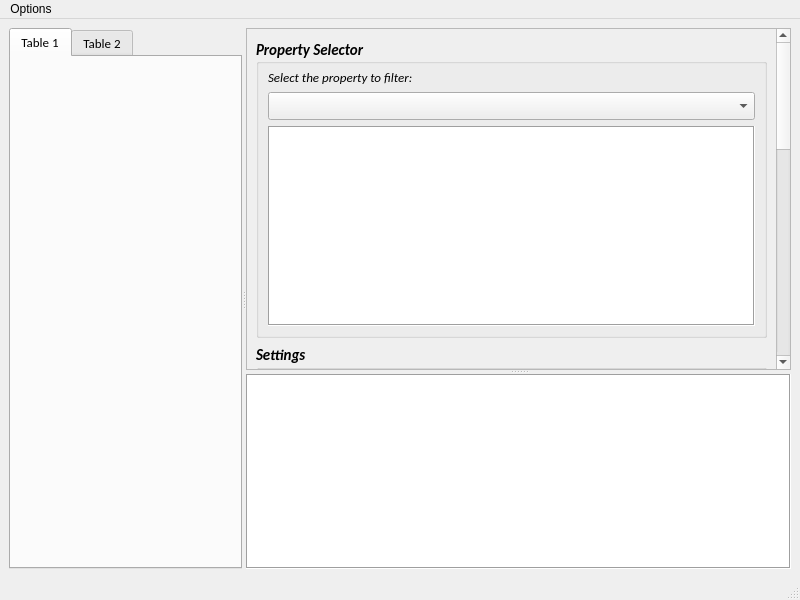
This is src/ui/DCSExport.ui in JedimasterLu/pydcsExport as Qt 5 draws it before an edit. The edited form follows.
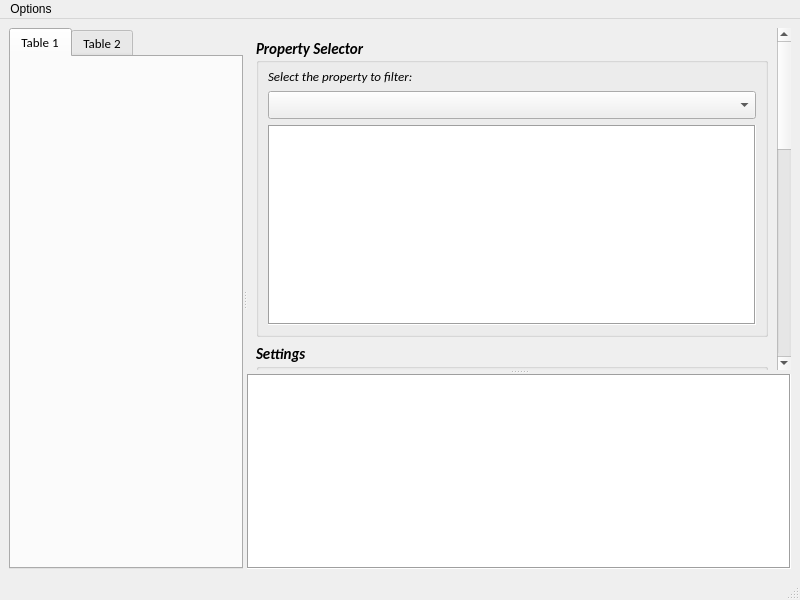
This is the edited form.

Patch:
```diff
--- a/src/ui/DCSExport.ui
+++ b/src/ui/DCSExport.ui
@@ -27,6 +27,9 @@
          <pointsize>10</pointsize>
         </font>
        </property>
+       <property name="tabShape">
+        <enum>QTabWidget::Rounded</enum>
+       </property>
        <property name="currentIndex">
         <number>0</number>
        </property>
@@ -42,6 +45,9 @@
        </widget>
       </widget>
       <widget class="QSplitter" name="verticalSplitter">
+       <property name="frameShape">
+        <enum>QFrame::NoFrame</enum>
+       </property>
        <property name="orientation">
         <enum>Qt::Vertical</enum>
        </property>
@@ -53,7 +59,7 @@
          <bool>false</bool>
         </property>
         <property name="frameShape">
-         <enum>QFrame::StyledPanel</enum>
+         <enum>QFrame::NoFrame</enum>
         </property>
         <property name="frameShadow">
          <enum>QFrame::Plain</enum>
@@ -66,7 +72,7 @@
           <rect>
            <x>0</x>
            <y>0</y>
-           <width>521</width>
+           <width>522</width>
            <height>1000</height>
           </rect>
          </property>
@@ -175,7 +181,7 @@
                 <font>
                  <family>Calibri</family>
                  <pointsize>10</pointsize>
-                 <italic>true</italic>
+                 <italic>false</italic>
                  <bold>false</bold>
                 </font>
                </property>
```
